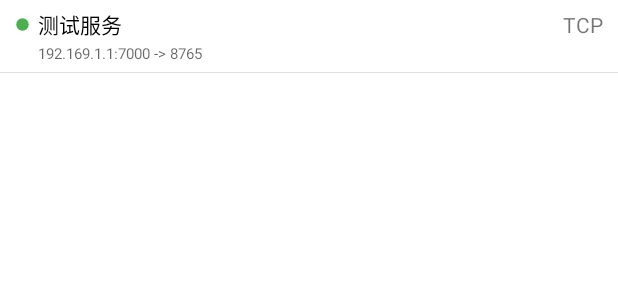
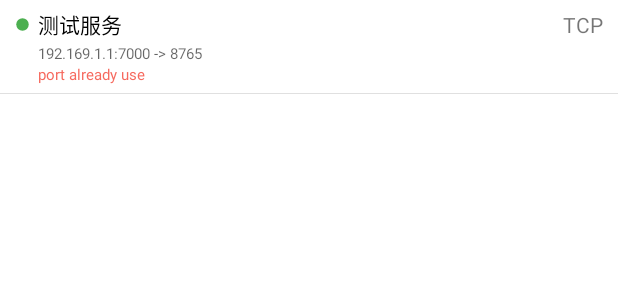
Before and after one commit to loongwind/android-frp-client, an Android app: the layout item_home_section.xml on its own in the app's theme, with its tools: preview values and no code run, on a phone screen of 412 x 824 dp. Shown: the top 300 px of the screen. Run offline under Robolectric (Android 15) with nearby library versions, the phone set to English and light mode, and no system bars.

Commit message:
add config status handle

```diff
--- a/app/src/main/AndroidManifest.xml
+++ b/app/src/main/AndroidManifest.xml
@@ -16,6 +16,7 @@
         android:roundIcon="@mipmap/ic_launcher_round"
         android:supportsRtl="true"
         android:theme="@style/Theme.FrpClient"
+        android:networkSecurityConfig="@xml/network_security_config"
         tools:targetApi="31">
         <activity
             android:name=".ui.MainActivity"
--- a/app/src/main/java/com/loongwind/frp/client/modules/RepositoryModule.kt
+++ b/app/src/main/java/com/loongwind/frp/client/modules/RepositoryModule.kt
@@ -1,8 +1,10 @@
 package com.loongwind.frp.client.modules
 
+import com.loongwind.frp.client.repository.FrpcApiRepository
 import com.loongwind.frp.client.repository.IniRepository
 import org.koin.dsl.module
 
 val repositoryModule = module{
     single { IniRepository() }
+    single { FrpcApiRepository() }
 }
--- a/app/src/main/res/drawable/ic_status.xml
+++ b/app/src/main/res/drawable/ic_status.xml
@@ -1,5 +1,6 @@
-<vector android:height="24dp" android:tint="#4CAF50"
-    android:viewportHeight="24" android:viewportWidth="24"
-    android:width="24dp" xmlns:android="http://schemas.android.com/apk/res/android">
-    <path android:fillColor="@android:color/white" android:pathData="M12,12m-10,0a10,10 0,1 1,20 0a10,10 0,1 1,-20 0"/>
-</vector>
+<selector xmlns:android="http://schemas.android.com/apk/res/android">
+
+    <item android:state_enabled="true" android:drawable="@drawable/ic_status_running"/>
+    <item android:drawable="@drawable/ic_status_error"/>
+
+</selector>
--- /dev/null
+++ b/app/src/main/res/drawable/ic_status_error.xml
@@ -0,0 +1,5 @@
+<vector android:height="24dp" android:tint="#F44336"
+    android:viewportHeight="24" android:viewportWidth="24"
+    android:width="24dp" xmlns:android="http://schemas.android.com/apk/res/android">
+    <path android:fillColor="@android:color/white" android:pathData="M12,12m-10,0a10,10 0,1 1,20 0a10,10 0,1 1,-20 0"/>
+</vector>
--- /dev/null
+++ b/app/src/main/res/drawable/ic_status_running.xml
@@ -0,0 +1,5 @@
+<vector android:height="24dp" android:tint="#4CAF50"
+    android:viewportHeight="24" android:viewportWidth="24"
+    android:width="24dp" xmlns:android="http://schemas.android.com/apk/res/android">
+    <path android:fillColor="@android:color/white" android:pathData="M12,12m-10,0a10,10 0,1 1,20 0a10,10 0,1 1,-20 0"/>
+</vector>
--- a/app/src/main/res/layout/item_home_section.xml
+++ b/app/src/main/res/layout/item_home_section.xml
@@ -14,6 +14,7 @@
         <variable
             name="handler"
             type="com.loongwind.frp.client.vm.HomeVM" />
+        <import type="android.text.TextUtils"/>
 
     </data>
 
@@ -25,11 +26,12 @@
             android:id="@+id/status"
             android:layout_width="10dp"
             android:layout_height="10dp"
+            android:layout_marginLeft="10dp"
             android:src="@drawable/ic_status"
-            android:layout_marginLeft="10dp"
-            app:layout_constraintTop_toTopOf="@+id/name"
+            app:enabled="@{item.isRunning}"
             app:layout_constraintBottom_toBottomOf="@+id/name"
-            app:layout_constraintLeft_toLeftOf="parent"/>
+            app:layout_constraintLeft_toLeftOf="parent"
+            app:layout_constraintTop_toTopOf="@+id/name" />
 
         <TextView
             android:id="@+id/name"
@@ -45,6 +47,7 @@
             tools:text="测试服务" />
 
         <TextView
+            android:id="@+id/subText"
             style="@style/DefaultText"
             android:layout_width="wrap_content"
             android:layout_height="wrap_content"
@@ -52,7 +55,6 @@
             android:layout_marginBottom="5dp"
             android:text="@{IniExtKt.getShowText(item)}"
             android:textSize="10sp"
-            app:layout_constraintBottom_toTopOf="@id/divider"
             app:layout_constraintLeft_toLeftOf="@id/name"
             app:layout_constraintTop_toBottomOf="@id/name"
             tools:text="192.169.1.1:7000 -> 8765" />
@@ -67,11 +69,26 @@
             app:layout_constraintTop_toTopOf="@id/name"
             tools:text="TCP" />
 
+        <TextView
+            android:id="@+id/error"
+            android:layout_width="wrap_content"
+            android:layout_height="wrap_content"
+            android:text="@{item.error}"
+            android:textColor="#ccF44336"
+            android:textSize="10sp"
+            android:visibility="@{!TextUtils.isEmpty(item.error)}"
+            app:layout_constraintBottom_toTopOf="@id/divider"
+            app:layout_constraintLeft_toLeftOf="@id/subText"
+            app:layout_constraintTop_toBottomOf="@id/subText"
+            tools:text="port already use" />
+
 
         <com.google.android.material.divider.MaterialDivider
             android:id="@+id/divider"
             android:layout_width="match_parent"
             android:layout_height="0.5dp"
+            android:layout_marginTop="5dp"
+            app:layout_constraintTop_toBottomOf="@id/error"
             app:layout_constraintBottom_toBottomOf="parent" />
     </androidx.constraintlayout.widget.ConstraintLayout>
 </layout>
--- /dev/null
+++ b/app/src/main/res/xml/network_security_config.xml
@@ -0,0 +1,4 @@
+<?xml version="1.0" encoding="utf-8"?>
+<network-security-config>
+    <base-config cleartextTrafficPermitted="true" />
+</network-security-config>
```
Also changed, not shown: app/src/main/java/com/loongwind/frp/client/api/ApiService.kt (+8 -0 lines), app/src/main/java/com/loongwind/frp/client/api/TokenInterceptor.kt (added, +21 -0 lines), app/src/main/java/com/loongwind/frp/client/model/FrpcResponse.kt (added, +13 -0 lines), app/src/main/java/com/loongwind/frp/client/model/Ini.kt (+10 -0 lines), app/src/main/java/com/loongwind/frp/client/modules/AppModule.kt (+8 -1 lines), app/src/main/java/com/loongwind/frp/client/repository/FrpcApiRepository.kt (added, +23 -0 lines), app/src/main/java/com/loongwind/frp/client/vm/HomeVM.kt (+11 -0 lines).
